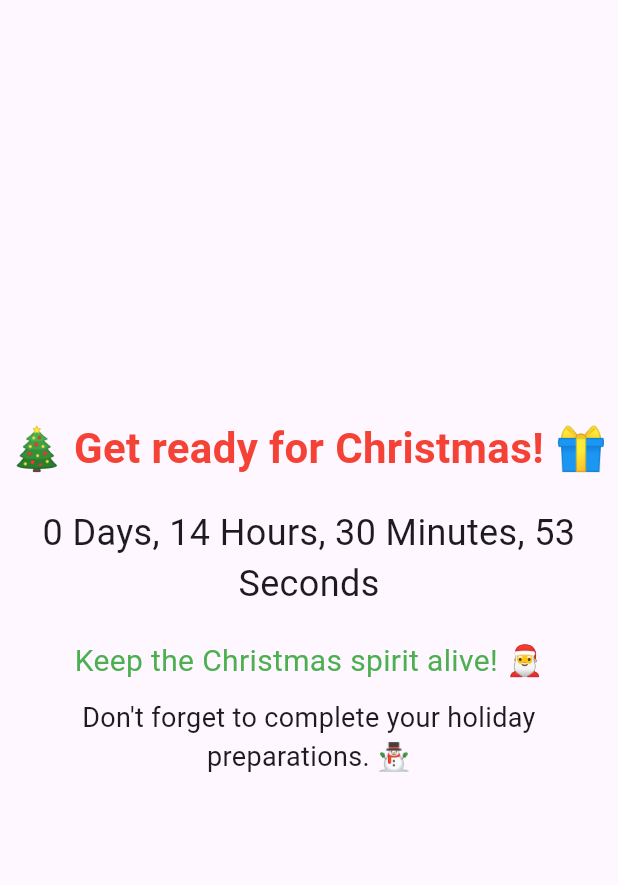
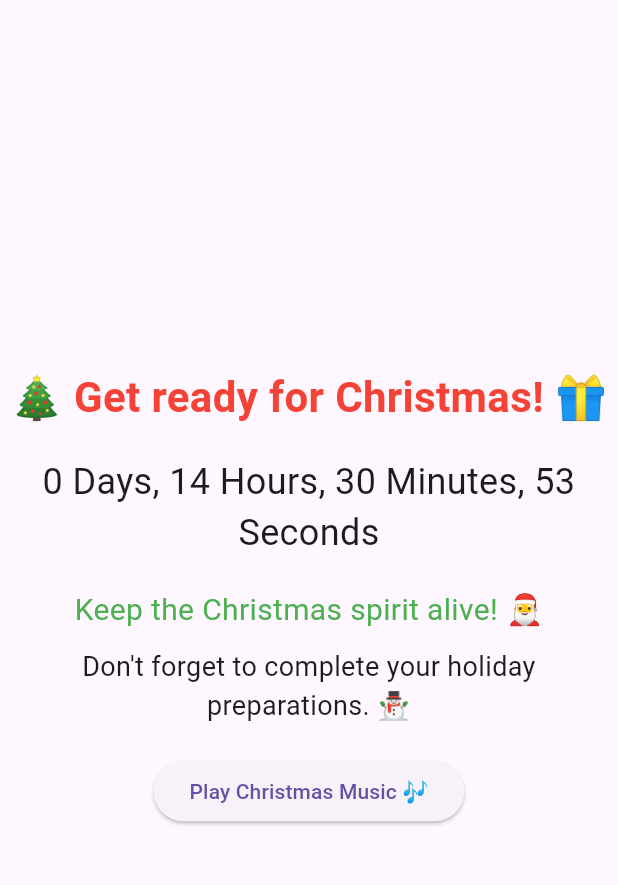
Before and after one commit to rohansh2017/christmas_countdown, a Flutter app: the screen it shows after launch, on a phone screen of 412 x 824 dp, the part 63-948 px from its top. Run offline on Flutter 3.47's test engine with Material 3 defaults, Android fonts, the phone set to English and light mode, and no system bars; our stand-ins replace audioplayers.

Commit message:
Added button to avoid interaction state error

```diff
--- a/lib/main.dart
+++ b/lib/main.dart
@@ -29,11 +29,6 @@ class CountdownPageState extends State<CountdownPage> {
   void initState() {
     super.initState();
     _startCountdown();
-    _playMusic();
-  }
-
-  void _playMusic() async {
-    await _audioPlayer.play(AssetSource('jinglebells.mp3'));
   }
 
   void _startCountdown() {
@@ -45,6 +40,10 @@ class CountdownPageState extends State<CountdownPage> {
         _timeLeft -= Duration(seconds: 1);
       });
     });
+  }
+
+  void _playMusic() async {
+    await _audioPlayer.play(AssetSource('jinglebells.mp3'));
   }
 
   @override
@@ -76,8 +75,6 @@ class CountdownPageState extends State<CountdownPage> {
               textAlign: TextAlign.center,
             ),
             const SizedBox(height: 20),
-
-
             const Text(
               "Keep the Christmas spirit alive! 🎅",
               style: TextStyle(
@@ -90,6 +87,11 @@ class CountdownPageState extends State<CountdownPage> {
               style: TextStyle(fontSize: 18),
               textAlign: TextAlign.center,
             ),
+            const SizedBox(height: 20),
+            ElevatedButton(
+              onPressed: _playMusic,
+              child: const Text("Play Christmas Music 🎶"),
+            )
           ],
         ),
       ),
```
Also changed, not shown: 4 other files.
